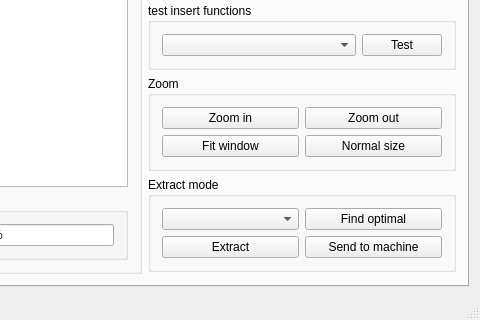
CommName/Cengrave, file mainwindow/mainwindow.ui: the form before one commit; both pictures show x 540 to 1020 and y 614 to 934 of the 1020 by 934 pixel window.
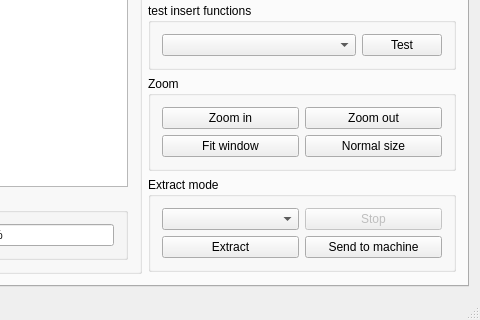
The form after the commit.

Commit message: stop button

```diff
--- a/mainwindow/mainwindow.ui
+++ b/mainwindow/mainwindow.ui
@@ -7,7 +7,7 @@
     <x>0</x>
     <y>0</y>
     <width>1002</width>
-    <height>759</height>
+    <height>915</height>
    </rect>
   </property>
   <property name="windowTitle">
@@ -887,9 +887,12 @@
               <widget class="QComboBox" name="comboBox_extractmode"/>
              </item>
              <item row="1" column="1">
-              <widget class="QPushButton" name="button_findOptimal">
+              <widget class="QPushButton" name="button_extract_stop">
+               <property name="enabled">
+                <bool>false</bool>
+               </property>
                <property name="text">
-                <string>Find optimal</string>
+                <string>Stop</string>
                </property>
                <property name="checkable">
                 <bool>false</bool>
```
The commit also changes 4 other files.
